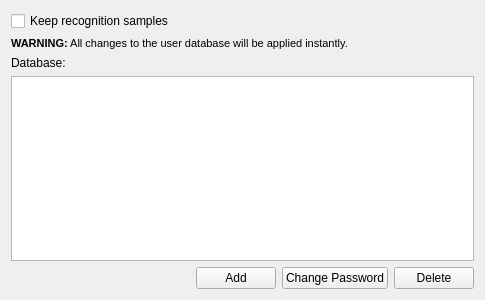
First picture: the form in simond/config/simonduserconfiguration.ui, repository KDE/simon, before the edit.
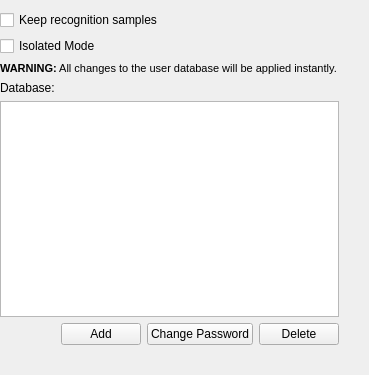
Second picture: the form after the edit. Custom widgets are drawn as their Qt base class.

Commit message: Isolated Mode created @ simond

```diff
--- a/simond/config/simonduserconfiguration.ui
+++ b/simond/config/simonduserconfiguration.ui
@@ -6,13 +6,22 @@
    <rect>
     <x>0</x>
     <y>0</y>
-    <width>485</width>
-    <height>300</height>
+    <width>369</width>
+    <height>375</height>
    </rect>
   </property>
   <property name="windowTitle">
    <string/>
   </property>
+  <widget class="QWidget" name="">
+   <property name="geometry">
+    <rect>
+     <x>0</x>
+     <y>10</y>
+     <width>339</width>
+     <height>335</height>
+    </rect>
+   </property>
   <layout class="QVBoxLayout" name="verticalLayout">
    <item>
     <widget class="QCheckBox" name="cbKeepSamples">
@@ -21,6 +30,13 @@
      </property>
     </widget>
    </item>
+    <item>
+     <widget class="QCheckBox" name="cbIsolatedMode">
+      <property name="text">
+       <string>Isolated Mode</string>
+      </property>
+     </widget>
+    </item>
    <item>
     <widget class="QLabel" name="label_2">
      <property name="text">
@@ -88,6 +104,7 @@
     </layout>
    </item>
   </layout>
+  </widget>
  </widget>
  <customwidgets>
   <customwidget>
```
Lines whose indentation alone changed are shown as unchanged. The commit also changes 7 other files.
